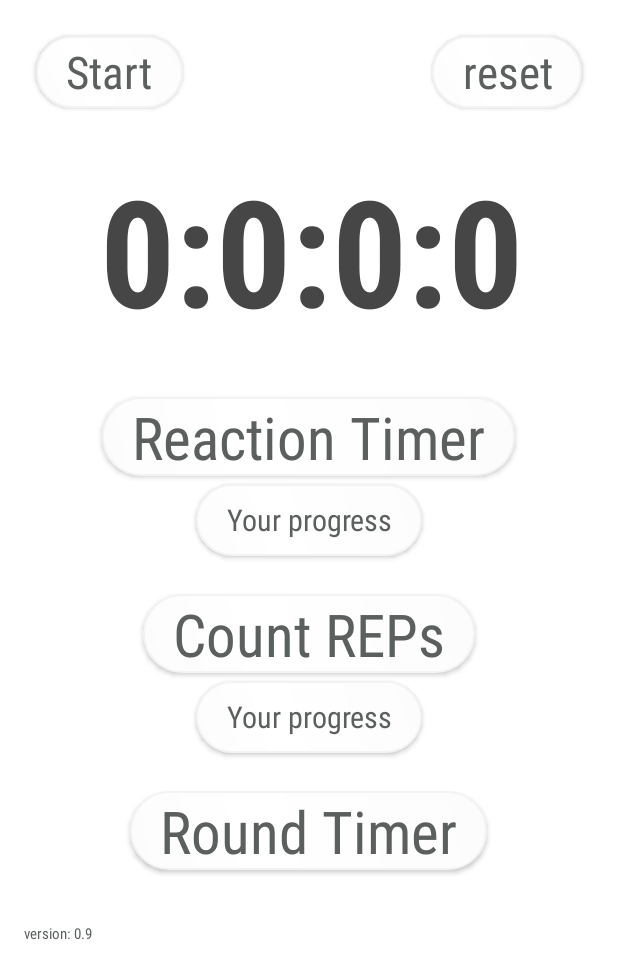
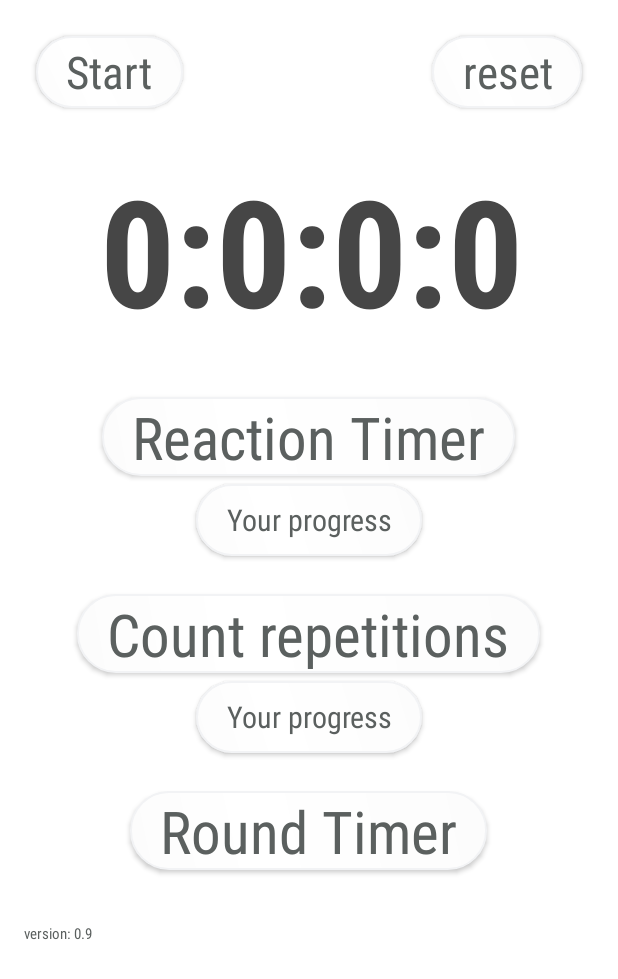
Before and after one commit to JapiGitHub/SmartStopWatch, an Android app: the screen it shows after launch (MainMenuActivity), on a phone screen of 412 x 824 dp. Shown: the top 979 px of the screen. Run offline under Robolectric (Android 15) with nearby library versions, the phone set to English and light mode, and no system bars; our stand-ins replace AdMob; 8 statements that could not run were skipped.

Commit message:
v0.97.03.420 valmis publishingiin? vielä rename package

```diff
--- a/app/build.gradle
+++ b/app/build.gradle
@@ -13,6 +13,11 @@ android {
         versionCode 1
         versionName "1.0"
         testInstrumentationRunner "android.support.test.runner.AndroidJUnitRunner"
+    }
+    signingConfigs {
+        release {
+            v2SigningEnabled false
+        }
     }
     buildTypes {
         release {
--- a/app/src/main/java/com/example/janne/smartstopwatch01/MainMenuActivity.kt
+++ b/app/src/main/java/com/example/janne/smartstopwatch01/MainMenuActivity.kt
@@ -75,9 +75,9 @@ class MainMenuActivity : AppCompatActivity() {
 
         //AdMob
             if (Constants.type === Constants.Type.FREE) {
-                MobileAds.initialize(this, "ca-app-pub-3940256099942544~3347511713")
+                MobileAds.initialize(this, "ca-app-pub-1077699782732928~8604184577")
                 var mAdView = findViewById<AdView>(R.id.adViewTestii)
-                val adRequesti = AdRequest.Builder().addTestDevice(AdRequest.DEVICE_ID_EMULATOR).build()
+                val adRequesti = AdRequest.Builder().build()
                 mAdView.loadAd(adRequesti)
             }
 
--- a/app/src/main/res/layout/activity_main_menu.xml
+++ b/app/src/main/res/layout/activity_main_menu.xml
@@ -88,7 +88,7 @@
                         android:fontFamily="sans-serif-condensed" android:textColor="#5b605f"/>
                 <Button
                         android:layout_gravity="center_horizontal"
-                        android:text="Count REPs"
+                        android:text="Count repetitions"
                         android:background="@drawable/roundedbuttons"
                         android:layout_width="wrap_content"
                         android:layout_height="wrap_content"
@@ -133,7 +133,7 @@
                         android:text="version: 0.9"
                         android:layout_width="match_parent"
                         android:layout_height="wrap_content" android:id="@+id/textView8" android:textColor="#5b605f"
-                        android:fontFamily="sans-serif-condensed" android:textSize="10sp         "/>
+                        android:fontFamily="sans-serif-condensed" android:textSize="10sp"/>
             </LinearLayout>
 
         </ScrollView>
@@ -141,7 +141,7 @@
                 android:layout_gravity="bottom"
                 android:id="@+id/adViewTestii"
                 app:adSize="BANNER"
-                app:adUnitId="ca-app-pub-3940256099942544/6300978111"
+                app:adUnitId="ca-app-pub-1077699782732928/4455742920"
                 android:layout_centerHorizontal="true"
                 android:layout_alignParentBottom="true"
                 android:layout_width="wrap_content"
```
Also changed, not shown: app/src/main/java/com/example/janne/smartstopwatch01/ReactionActivity.kt (+9 -7 lines), app/src/main/res/layout/activity_reaction_v2.xml (+0 -10 lines).
